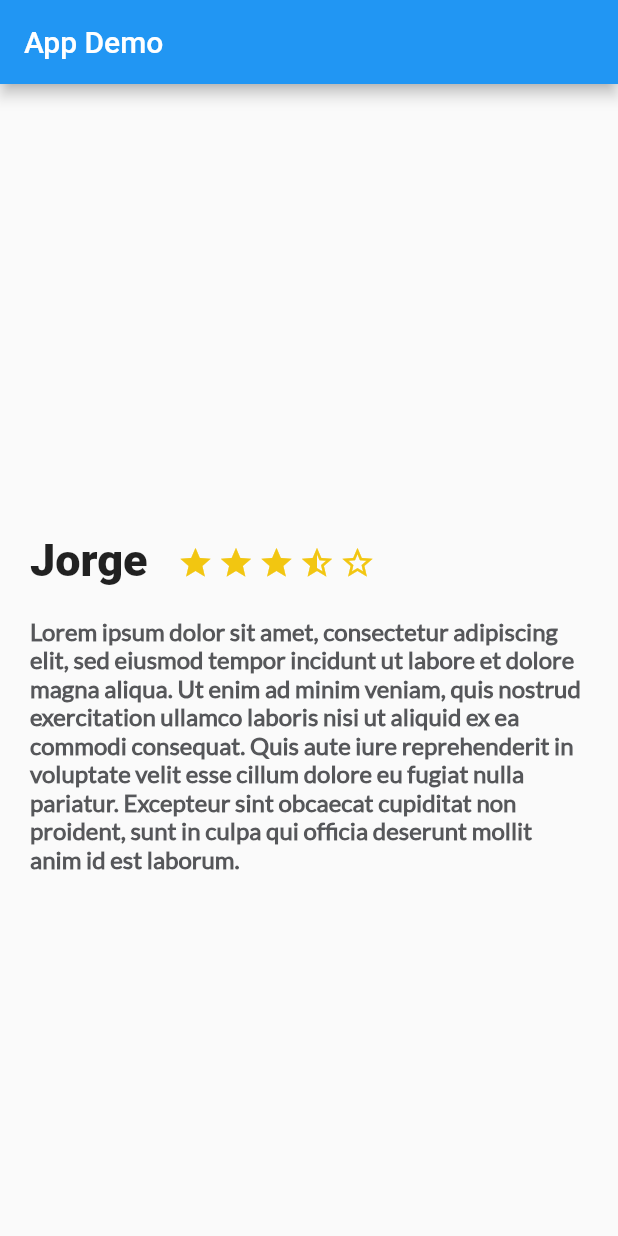
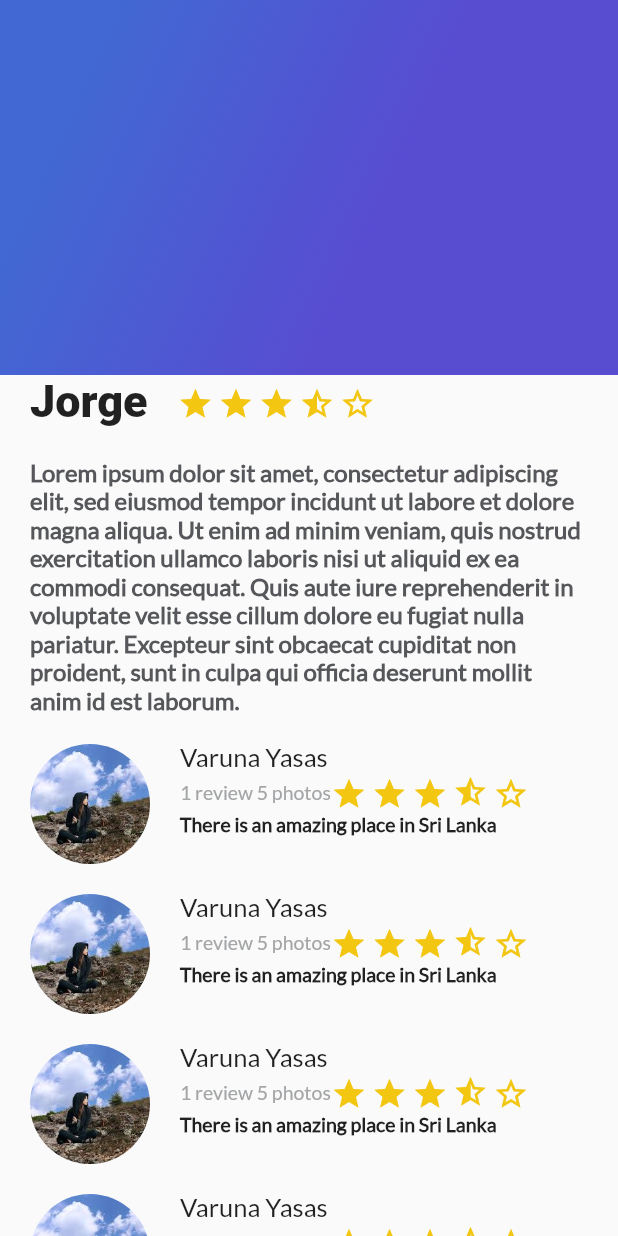
Before and after one commit to jorgesarabia/basic-flutter, a Flutter app: the screen it shows after launch, on a phone screen of 412 x 824 dp. Run offline on Flutter 3.47's test engine with Material 2 defaults, Android fonts, the phone set to English and light mode, and no system bars.

Commit message:
Se maneja el gradiente

```diff
--- a/lib/description.dart
+++ b/lib/description.dart
@@ -10,6 +10,8 @@ class Description extends StatelessWidget{
 
   @override
   Widget build(BuildContext context) {
+
+    double topAl = 250.0;
 
     final description = Container(
       margin: EdgeInsets.only(
@@ -30,7 +32,7 @@ class Description extends StatelessWidget{
 
     final star_half = Container(
       margin: EdgeInsets.only(
-        top: 303.0,
+        top: topAl + 3.0,
         right: 3.0
       ),
       child: Icon(
@@ -41,7 +43,7 @@ class Description extends StatelessWidget{
 
     final star_border = Container(
       margin: EdgeInsets.only(
-        top: 303.0,
+        top: topAl + 3.0,
         right: 3.0
       ),
       child: Icon(
@@ -52,7 +54,7 @@ class Description extends StatelessWidget{
 
     final star = Container(
       margin: EdgeInsets.only(
-        top: 303.0,
+        top: topAl + 3.0,
         right: 3.0
       ),
       child: Icon(
@@ -65,7 +67,7 @@ class Description extends StatelessWidget{
       children: <Widget>[
         Container(
           margin: EdgeInsets.only(
-            top: 300.0,
+            top: topAl,
             left: 20.0,
             right: 20.0,
           ),
--- /dev/null
+++ b/lib/gradient_back.dart
@@ -0,0 +1,23 @@
+import 'package:flutter/material.dart';
+
+class GradientBack extends StatelessWidget{
+  @override
+  Widget build(BuildContext context) {
+    return Container(
+      height: 250.0,
+      decoration: BoxDecoration(
+        gradient: LinearGradient(
+          colors: [
+            Color(0xFF4268D3),
+            Color(0xFF584CD1)
+          ],
+          begin: FractionalOffset(0.2, 0.0),
+          end: FractionalOffset(1.0, 0.6),
+          stops: [0.0, 0.6],
+          tileMode: TileMode.clamp
+        )
+      ),
+    );
+  }
+
+}
--- a/lib/main.dart
+++ b/lib/main.dart
@@ -1,4 +1,7 @@
 import 'package:basic_flutter/description.dart';
+import 'package:basic_flutter/gradient_back.dart';
+import 'package:basic_flutter/review.dart';
+import 'package:basic_flutter/review_list.dart';
 import 'package:flutter/material.dart';
 
 void main() => runApp(MyApp());
@@ -12,10 +15,28 @@ class MyApp extends StatelessWidget {
         primarySwatch: Colors.blue,
       ),
       home: Scaffold(
-        appBar: AppBar(
-          title: Text("App Demo"),
+        // appBar: AppBar(
+          // title: Text("App Demo"),
+        // ),
+        /*
+        body: Column(
+          children: <Widget>[
+            Description("Jorge",4,"Lorem ipsum dolor sit amet, consectetur adipiscing elit, sed eiusmod tempor incidunt ut labore et dolore magna aliqua. Ut enim ad minim veniam, quis nostrud exercitation ullamco laboris nisi ut aliquid ex ea commodi consequat. Quis aute iure reprehenderit in voluptate velit esse cillum dolore eu fugiat nulla pariatur. Excepteur sint obcaecat cupiditat non proident, sunt in culpa qui officia deserunt mollit anim id est laborum."),
+            Review("assets/img/viajero.jpeg", "Varuna Yasas",  "1 review 5 photos",  "There is an amazing place in Sri Lanka"),
+          ],
         ),
-        body: new Description("Jorge",4,"Lorem ipsum dolor sit amet, consectetur adipiscing elit, sed eiusmod tempor incidunt ut labore et dolore magna aliqua. Ut enim ad minim veniam, quis nostrud exercitation ullamco laboris nisi ut aliquid ex ea commodi consequat. Quis aute iure reprehenderit in voluptate velit esse cillum dolore eu fugiat nulla pariatur. Excepteur sint obcaecat cupiditat non proident, sunt in culpa qui officia deserunt mollit anim id est laborum."),
+        */
+        body: Stack(
+          children: <Widget>[
+            ListView(
+              children: <Widget>[
+                Description("Jorge",4,"Lorem ipsum dolor sit amet, consectetur adipiscing elit, sed eiusmod tempor incidunt ut labore et dolore magna aliqua. Ut enim ad minim veniam, quis nostrud exercitation ullamco laboris nisi ut aliquid ex ea commodi consequat. Quis aute iure reprehenderit in voluptate velit esse cillum dolore eu fugiat nulla pariatur. Excepteur sint obcaecat cupiditat non proident, sunt in culpa qui officia deserunt mollit anim id est laborum."),
+                RevieList()
+              ],
+            ),
+            GradientBack()
+          ],
+        ),
       ),
     );
   }
--- a/lib/review.dart
+++ b/lib/review.dart
@@ -2,12 +2,17 @@ import 'package:flutter/material.dart';
 
 class Review extends StatelessWidget{
 
-  String pathImage = "asset/img/viajero.jpeg";
+  String pathImage;
+  String name;
+  String details;
+  String comment;
 
-  Review(this.pathImage);
+  Review(this.pathImage, this.name, this.details, this.comment);
 
   @override
   Widget build(BuildContext context) {
+
+    double topAl = 0.00;
 
     final photo = Container(
       margin: EdgeInsets.only(
@@ -25,8 +30,106 @@ class Review extends StatelessWidget{
       ),
     );
 
+    final userName = Container(
+      margin: EdgeInsets.only(
+        left: 20.0
+      ),
+      child: Text(
+        name,
+        textAlign: TextAlign.left,
+        style: TextStyle(
+          fontSize: 17.0,
+          fontFamily: "Lato",
+        ),
+        ),
+    );
+
+    final star_half = Container(
+      margin: EdgeInsets.only(
+        top: topAl,
+        right: 3.0
+      ),
+      child: Icon(
+        Icons.star_half,
+        color: Color(0xFFf2C611),
+      ),
+    );
+
+    final star_border = Container(
+      margin: EdgeInsets.only(
+        top: topAl + 3.0,
+        right: 3.0
+      ),
+      child: Icon(
+        Icons.star_border,
+        color: Color(0xFFf2C611),
+      ),
+    );
+
+    final star = Container(
+      margin: EdgeInsets.only(
+        top: topAl + 3.0,
+        right: 3.0
+      ),
+      child: Icon(
+        Icons.star,
+        color: Color(0xFFf2C611),
+      ),
+    );
+
+    final userInfo = Container(
+      margin: EdgeInsets.only(
+        left: 20.0
+      ),
+      child: Row(children: <Widget>[
+        Text(
+          details,
+          textAlign: TextAlign.left,
+          style: TextStyle(
+            fontSize: 13.0,
+            fontFamily: "Lato",
+            color: Color(0xFFa3a5a7)
+          ),
+        ),
+        Row(children: <Widget>[
+            star,
+            star,
+            star,
+            star_half,
+            star_border
+        ],)
+      ],)
+    );
+
+
+    final userComment = Container(
+      margin: EdgeInsets.only(
+        left: 20.0
+      ),
+      child: Text(
+        comment,
+        textAlign: TextAlign.left,
+        style: TextStyle(
+          fontSize: 13.0,
+          fontFamily: "Lato",
+          fontWeight: FontWeight.w900
+        ),
+        ),
+    );
+
+    final userDetails = Column(
+      crossAxisAlignment: CrossAxisAlignment.start,
+      children: <Widget>[
+        userName,
+        userInfo,
+        userComment
+      ],
+    );
+
     return Row(
       children: <Widget>[
+        photo,
+        userDetails
       ],
     );
   }
--- /dev/null
+++ b/lib/review_list.dart
@@ -0,0 +1,18 @@
+import 'package:basic_flutter/review.dart';
+import 'package:flutter/material.dart';
+
+class RevieList extends StatelessWidget{
+  @override
+  Widget build(BuildContext context) {
+    return Column(
+      crossAxisAlignment: CrossAxisAlignment.start,
+      children: <Widget>[
+            Review("assets/img/viajero.jpeg", "Varuna Yasas",  "1 review 5 photos",  "There is an amazing place in Sri Lanka"),
+            Review("assets/img/viajero.jpeg", "Varuna Yasas",  "1 review 5 photos",  "There is an amazing place in Sri Lanka"),
+            Review("assets/img/viajero.jpeg", "Varuna Yasas",  "1 review 5 photos",  "There is an amazing place in Sri Lanka"),
+            Review("assets/img/viajero.jpeg", "Varuna Yasas",  "1 review 5 photos",  "There is an amazing place in Sri Lanka"),
+      ],
+    );
+  }
+
+}
```
